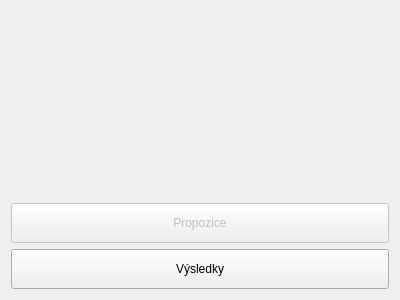
This is menu.ui in jjunior776/pekelnik as Qt 5 draws it before an edit. The edited form follows.
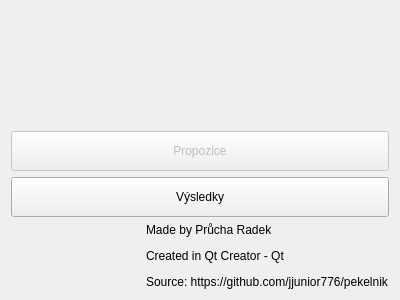
This is the edited form.

Commit message: Malé změny (design, ochrany)

The edit to the form file:
```diff
--- a/menu.ui
+++ b/menu.ui
@@ -13,7 +13,10 @@
   <property name="windowTitle">
    <string>Menu</string>
   </property>
-  <layout class="QHBoxLayout" name="horizontalLayout">
+  <property name="whatsThis">
+   <string notr="true"/>
+  </property>
+  <layout class="QVBoxLayout" name="verticalLayout">
    <item>
     <layout class="QVBoxLayout" name="verticalLayout_2">
      <item>
@@ -72,6 +75,30 @@
      </item>
     </layout>
    </item>
+   <item>
+    <layout class="QHBoxLayout" name="horizontalLayout">
+     <item>
+      <spacer name="horizontalSpacer">
+       <property name="orientation">
+        <enum>Qt::Horizontal</enum>
+       </property>
+       <property name="sizeHint" stdset="0">
+        <size>
+         <width>40</width>
+         <height>20</height>
+        </size>
+       </property>
+      </spacer>
+     </item>
+     <item>
+      <widget class="QLabel" name="label">
+       <property name="text">
+        <string>&lt;html&gt;&lt;head/&gt;&lt;body&gt;&lt;p&gt;Made by Průcha Radek&lt;/p&gt;&lt;p&gt;Created in Qt Creator - Qt&lt;/p&gt;&lt;p&gt;Source: https://github.com/jjunior776/pekelnik&lt;/p&gt;&lt;/body&gt;&lt;/html&gt;</string>
+       </property>
+      </widget>
+     </item>
+    </layout>
+   </item>
   </layout>
  </widget>
  <layoutdefault spacing="6" margin="11"/>
```
Left out of the diff: 2 changed lines with no effect on the pictures. The commit also changes 3 other files.
